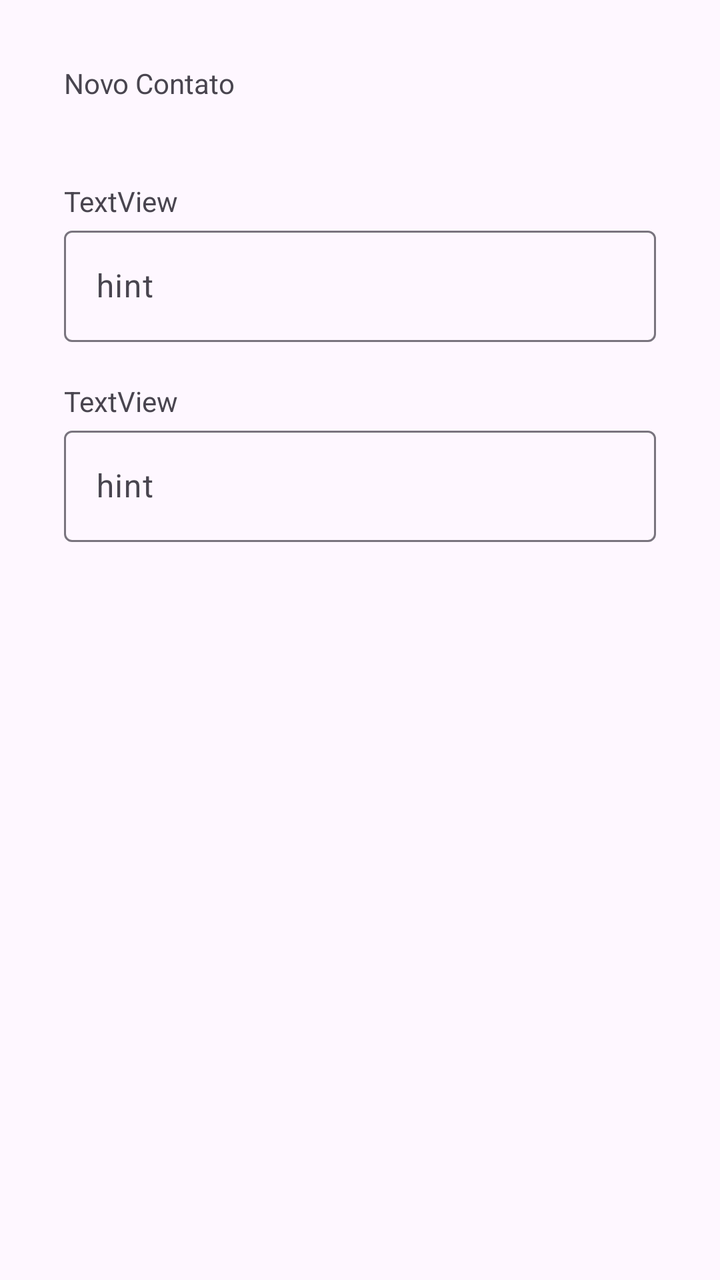
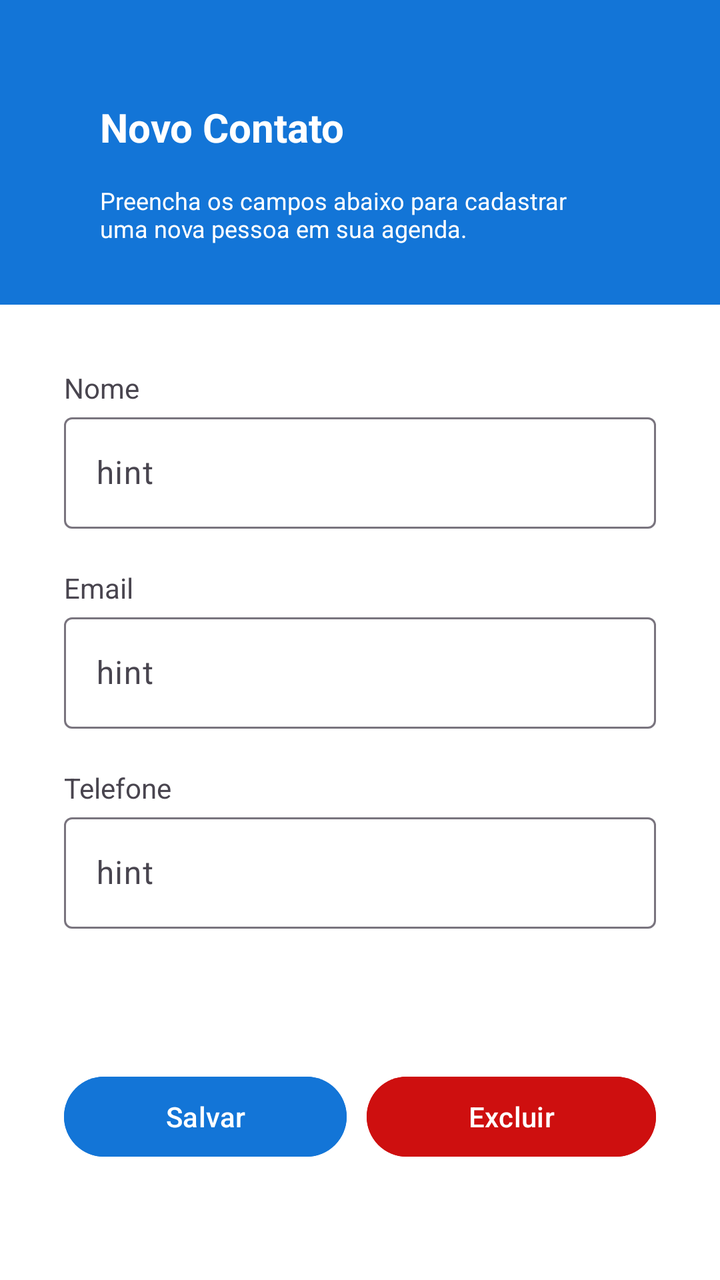

An Android layout rendered at two revisions. The XML below is the earlier revision; the diff shows what the commit changed to produce the second picture.
<!-- AndroidManifest.xml: application theme Theme.AgendaTBTarde -->
<!-- res/layout/activity_contact.xml -->
<?xml version="1.0" encoding="utf-8"?>
<androidx.constraintlayout.widget.ConstraintLayout xmlns:android="http://schemas.android.com/apk/res/android"
    xmlns:app="http://schemas.android.com/apk/res-auto"
    xmlns:tools="http://schemas.android.com/tools"
    android:id="@+id/main"
    android:layout_width="match_parent"
    android:layout_height="match_parent"
    tools:context=".ContactActivity">

    <LinearLayout
        android:layout_width="match_parent"
        android:layout_height="match_parent"
        android:orientation="vertical"
        android:padding="32dp"
        app:layout_constraintBottom_toBottomOf="parent"
        app:layout_constraintEnd_toEndOf="parent"
        app:layout_constraintStart_toStartOf="parent"
        app:layout_constraintTop_toTopOf="parent">

        <TextView
            android:id="@+id/textView"
            android:layout_width="match_parent"
            android:layout_height="wrap_content"
            android:layout_marginBottom="40dp"
            android:text="@string/titlePage" />

        <TextView
            android:id="@+id/textView2"
            android:layout_width="match_parent"
            android:layout_height="wrap_content"
            android:text="TextView" />

        <com.google.android.material.textfield.TextInputLayout
            android:layout_width="match_parent"
            android:layout_height="wrap_content"
            android:layout_marginBottom="20dp">

            <com.google.android.material.textfield.TextInputEditText
                android:layout_width="match_parent"
                android:layout_height="wrap_content"
                android:hint="hint" />
        </com.google.android.material.textfield.TextInputLayout>

        <TextView
            android:id="@+id/textView3"
            android:layout_width="match_parent"
            android:layout_height="wrap_content"
            android:text="TextView" />

        <com.google.android.material.textfield.TextInputLayout
            android:layout_width="match_parent"
            android:layout_height="match_parent">

            <com.google.android.material.textfield.TextInputEditText
                android:layout_width="match_parent"
                android:layout_height="wrap_content"
                android:hint="hint" />
        </com.google.android.material.textfield.TextInputLayout>
    </LinearLayout>
</androidx.constraintlayout.widget.ConstraintLayout>
<!-- resources referenced by this layout -->
<resources>
  <string name="titlePage">Novo Contato</string>
  <style name="Theme.AgendaTBTarde" parent="Base.Theme.AgendaTBTarde" />
  <style name="Base.Theme.AgendaTBTarde" parent="Theme.Material3.DayNight.NoActionBar">
          
          
      </style>
</resources>

<!-- the commit's change to res/layout/activity_contact.xml (unified diff, before → after) -->
@@ -5,34 +5,67 @@
     android:id="@+id/main"
     android:layout_width="match_parent"
     android:layout_height="match_parent"
-    tools:context=".ContactActivity">
+    android:background="#FFFFFF"
+    tools:context=".ui.ContactActivity">
 
     <LinearLayout
         android:layout_width="match_parent"
         android:layout_height="match_parent"
         android:orientation="vertical"
-        android:padding="32dp"
         app:layout_constraintBottom_toBottomOf="parent"
         app:layout_constraintEnd_toEndOf="parent"
+        app:layout_constraintHorizontal_bias="0.0"
         app:layout_constraintStart_toStartOf="parent"
-        app:layout_constraintTop_toTopOf="parent">
+        app:layout_constraintTop_toTopOf="parent"
+        app:layout_constraintVertical_bias="0.0">
 
         <TextView
             android:id="@+id/textView"
             android:layout_width="match_parent"
             android:layout_height="wrap_content"
-            android:layout_marginBottom="40dp"
-            android:text="@string/titlePage" />
+            android:background="#1375D7"
+            android:backgroundTint="#1375D7"
+            android:paddingStart="50dp"
+            android:paddingLeft="50dp"
+            android:paddingTop="50dp"
+            android:paddingEnd="50dp"
+            android:paddingRight="50dp"
+            android:text="@string/titlePage"
+            android:textColor="#FFFFFF"
+            android:textColorHighlight="#432E2E"
+            android:textColorHint="#FFFFFF"
+            android:textSize="20sp"
+            android:textStyle="bold" />
+
+        <TextView
+            android:id="@+id/textView5"
+            android:layout_width="match_parent"
+            android:layout_height="wrap_content"
+            android:layout_marginBottom="32dp"
+            android:background="#1375D7"
+            android:backgroundTint="#1375D7"
+            android:paddingLeft="50dp"
+            android:paddingTop="15dp"
+            android:paddingRight="50dp"
+            android:paddingBottom="30dp"
+            android:text="@string/formDescription"
+            android:textColor="#FFFFFF"
+            android:textSize="12sp" />
 
         <TextView
             android:id="@+id/textView2"
             android:layout_width="match_parent"
             android:layout_height="wrap_content"
-            android:text="TextView" />
+            android:layout_marginLeft="32dp"
+            android:layout_marginRight="32dp"
+            android:text="@string/nameLabel" />
 
         <com.google.android.material.textfield.TextInputLayout
+            android:id="@+id/editTextName"
             android:layout_width="match_parent"
             android:layout_height="wrap_content"
+            android:layout_marginLeft="32dp"
+            android:layout_marginRight="32dp"
             android:layout_marginBottom="20dp">
 
             <com.google.android.material.textfield.TextInputEditText
@@ -45,16 +78,70 @@
             android:id="@+id/textView3"
             android:layout_width="match_parent"
             android:layout_height="wrap_content"
-            android:text="TextView" />
+            android:layout_marginLeft="32dp"
+            android:layout_marginRight="32dp"
+            android:text="@string/emailLable" />
 
         <com.google.android.material.textfield.TextInputLayout
+            android:id="@+id/editTextEmail"
             android:layout_width="match_parent"
-            android:layout_height="match_parent">
+            android:layout_height="wrap_content"
+            android:layout_marginLeft="32dp"
+            android:layout_marginRight="32dp"
+            android:layout_marginBottom="20dp">
 
             <com.google.android.material.textfield.TextInputEditText
                 android:layout_width="match_parent"
                 android:layout_height="wrap_content"
                 android:hint="hint" />
         </com.google.android.material.textfield.TextInputLayout>
+
+        <TextView
+            android:id="@+id/textView4"
+            android:layout_width="match_parent"
+            android:layout_height="wrap_content"
+            android:layout_marginLeft="32dp"
+            android:layout_marginRight="32dp"
+            android:text="@string/telefoneLabel" />
+
+        <com.google.android.material.textfield.TextInputLayout
+            android:id="@+id/editTextPhone"
+            android:layout_width="match_parent"
+            android:layout_height="wrap_content"
+            android:layout_marginLeft="32dp"
+            android:layout_marginRight="32dp"
+            android:layout_marginBottom="20dp">
+
+            <com.google.android.material.textfield.TextInputEditText
+                android:layout_width="match_parent"
+                android:layout_height="wrap_content"
+                android:hint="hint" />
+        </com.google.android.material.textfield.TextInputLayout>
+
+        <LinearLayout
+            android:layout_width="match_parent"
+            android:layout_height="wrap_content"
+            android:layout_marginLeft="32dp"
+            android:layout_marginTop="50dp"
+            android:layout_marginRight="32dp"
+            android:orientation="horizontal">
+
+            <Button
+                android:id="@+id/saveButton"
+                android:layout_width="wrap_content"
+                android:layout_height="wrap_content"
+                android:layout_marginRight="10dp"
+                android:layout_weight="1"
+                android:backgroundTint="#1375D7"
+                android:text="@string/saveButton" />
+
+            <Button
+                android:id="@+id/deleteButton"
+                android:layout_width="wrap_content"
+                android:layout_height="wrap_content"
+                android:layout_weight="1"
+                android:backgroundTint="#CE0F0F"
+                android:text="@string/deleteButton" />
+        </LinearLayout>
     </LinearLayout>
 </androidx.constraintlayout.widget.ConstraintLayout>
<!-- resource entries referenced after the edit -->
@@ -1,5 +1,11 @@
 <!-- resources referenced by this layout -->
 <resources>
+  <string name="deleteButton">Excluir</string>
+  <string name="emailLable">Email</string>
+  <string name="formDescription">Preencha os campos abaixo para cadastrar uma nova pessoa em sua agenda.</string>
+  <string name="nameLabel">Nome</string>
+  <string name="saveButton">Salvar</string> //#1375D7FF
+  <string name="telefoneLabel">Telefone</string>
   <string name="titlePage">Novo Contato</string>
   <style name="Theme.AgendaTBTarde" parent="Base.Theme.AgendaTBTarde" />
   <style name="Base.Theme.AgendaTBTarde" parent="Theme.Material3.DayNight.NoActionBar">
